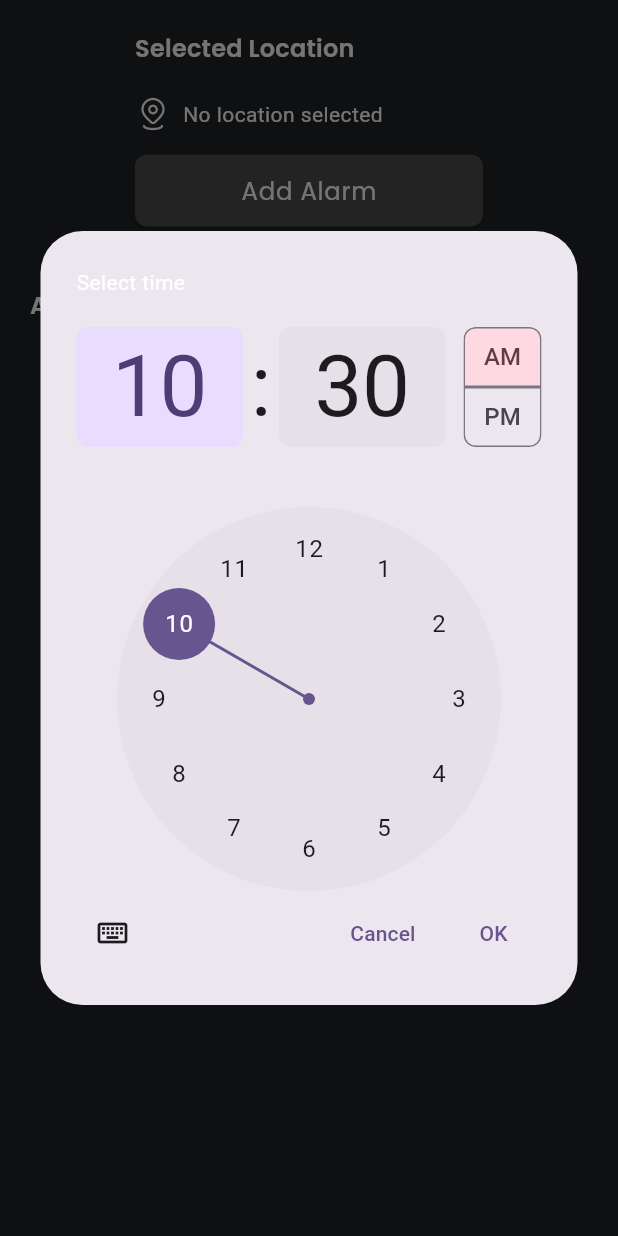
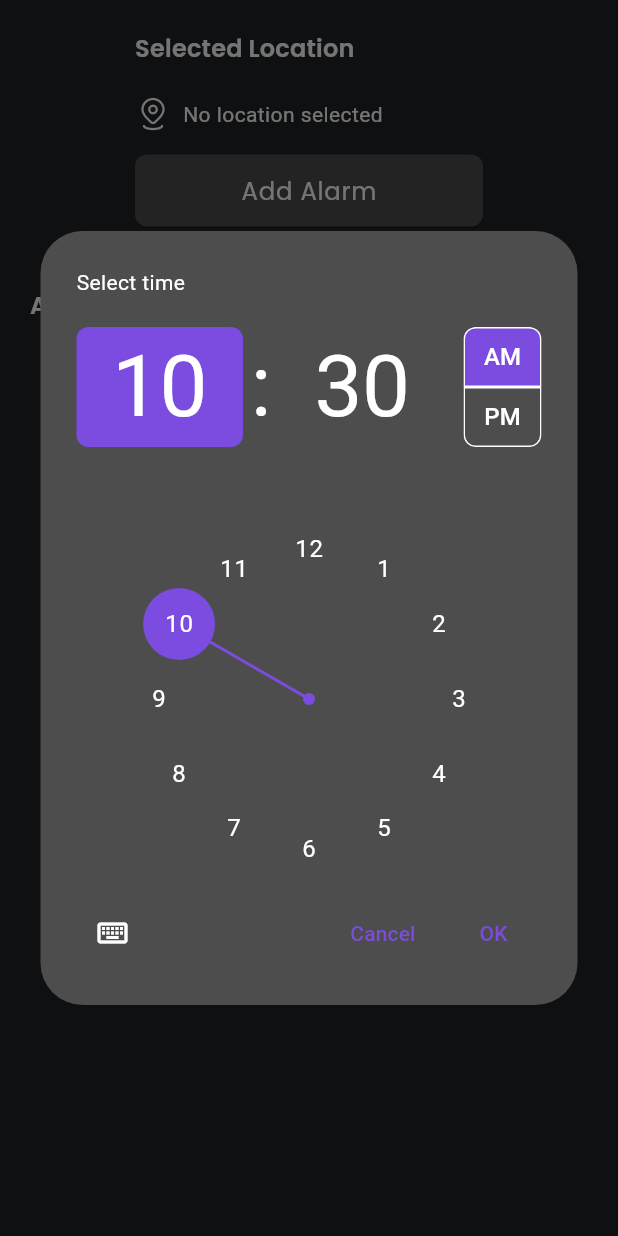
Before and after one commit to kaiumallimon/softvence--assessment--flutter, a Flutter app: the Homepage screen opened directly, after a tap on "Add Alarm", on a phone screen of 412 x 824 dp. Run offline on Flutter 3.47's test engine with Material 3 defaults, Android fonts, the light colour scheme and no system bars; our stand-ins replace flutter_local_notifications, geocoding, geolocator, google_fonts, hive_flutter, permission_handler and 1 more; missing offline and left inert: alarm; accounts and stored records are empty; Roboto replaces fonts that are missing (Oxygen); statements that could not run were skipped.

Commit message:
feat: Enhance time picker theme and loading indicator in homepage

```diff
--- a/lib/features/home/homepage.dart
+++ b/lib/features/home/homepage.dart
@@ -87,6 +87,21 @@ class _HomepageState extends State<Homepage> {
     final pickedTime = await showTimePicker(
       context: context,
       initialTime: TimeOfDay.now(),
+      builder: (BuildContext context, Widget? child) {
+        return Theme(
+          data: Theme.of(context).copyWith(
+            colorScheme: ColorScheme.dark(
+              primary:  AppColors.primaryColor,
+              secondary: AppColors.primaryColor,
+              onPrimary: Colors.white,
+              onSecondary: Colors.white,
+              onSurface: Colors.white,
+              surface: AppColors.secondaryButtonColor
+            ),
+          ),
+          child: child!,
+        );
+      },
     );
 
     if (pickedTime != null) {
@@ -106,6 +121,7 @@ class _HomepageState extends State<Homepage> {
       await _scheduleAlarm(alarmTime);
     }
   }
+
 
   @override
   Widget build(BuildContext context) {
@@ -209,16 +225,22 @@ class _HomepageState extends State<Homepage> {
       children: [
         Image.asset(AppAssets.locationIcon, width: 24, height: 24),
         const SizedBox(width: 8),
-        Expanded(
-          child: _loading
-              ? const CircularProgressIndicator()
-              : Text(
+        _loading
+            ? SizedBox(
+                height: 20,
+                width: 20,
+                child: const CircularProgressIndicator.adaptive(
+                  strokeWidth: 1.5,
+                ),
+              )
+            : Expanded(
+                child: Text(
                   _address ?? AppStrings.noLocation,
                   style: theme.textTheme.bodyMedium?.copyWith(
                     fontFamily: GoogleFonts.oxygen().fontFamily,
                   ),
                 ),
-        ),
+              ),
       ],
     );
   }
```
